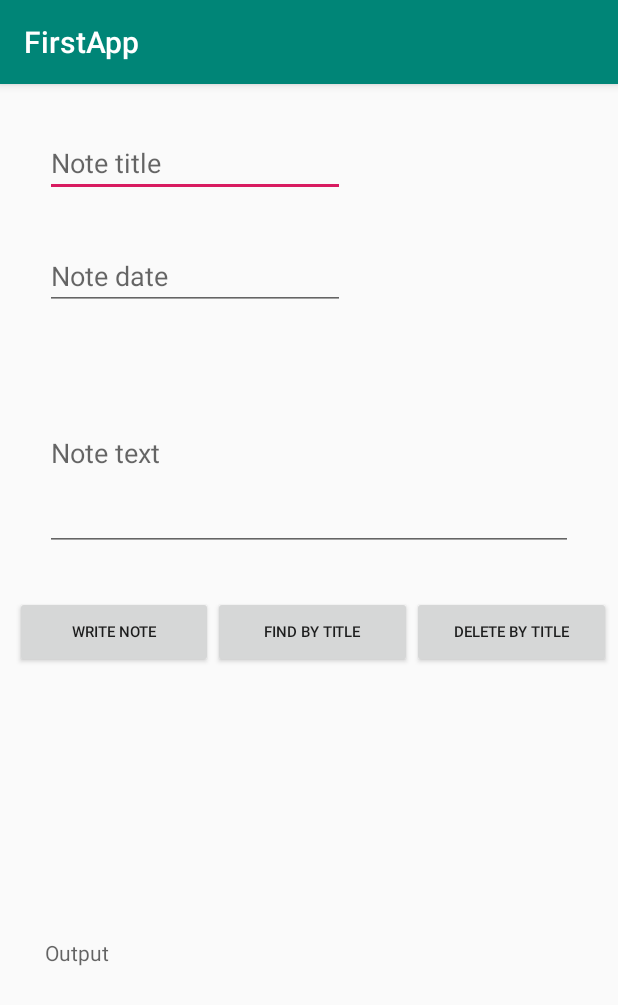
After one commit to devAlexanderKonopelko/TeachMeSkills-Android, an Android app: the MainDatabaseActivity screen opened directly, with no data from a screen before it, on a phone screen of 412 x 824 dp. The commit adds this screen. Shown: the top 1005 px of the screen. Run offline under Robolectric (Android 15) with nearby library versions, the phone set to English and light mode, and no system bars; our stand-ins replace Room's generated code.

Commit message:
added Database hometask
Added a button to dz6 in MainActivity layout,
Used RoomDatabase library.

```diff
--- a/FirstApp/app/src/main/AndroidManifest.xml
+++ b/FirstApp/app/src/main/AndroidManifest.xml
@@ -14,7 +14,8 @@
         android:supportsRtl="true"
         android:theme="@style/AppTheme"
         tools:ignore="GoogleAppIndexingWarning">
-        <activity android:name=".recycler.SnackDetailsActivity"></activity>
+        <activity android:name=".MainDatabaseActivity"/>
+        <activity android:name=".recycler.SnackDetailsActivity" />
         <activity android:name=".recycler.MainRecyclerActivity" />
         <activity android:name=".AnimationActivity" />
         <activity android:name=".FlagsActivity" />
--- a/FirstApp/app/src/main/java/com/example/firstapp/MainActivity.kt
+++ b/FirstApp/app/src/main/java/com/example/firstapp/MainActivity.kt
@@ -36,5 +36,9 @@ class MainActivity : AppCompatActivity() {
             val newIntent = Intent(this, MainRecyclerActivity::class.java)
             startActivity(newIntent)
         }
+
+        main_button_6.setOnClickListener {
+            startActivity(Intent(this, MainDatabaseActivity::class.java))
+        }
     }
 }
--- /dev/null
+++ b/FirstApp/app/src/main/res/layout/activity_main_database.xml
@@ -0,0 +1,85 @@
+<?xml version="1.0" encoding="utf-8"?>
+<androidx.constraintlayout.widget.ConstraintLayout xmlns:android="http://schemas.android.com/apk/res/android"
+    xmlns:app="http://schemas.android.com/apk/res-auto"
+    xmlns:tools="http://schemas.android.com/tools"
+    android:layout_width="match_parent"
+    android:layout_height="match_parent"
+    tools:context=".MainDatabaseActivity">
+
+    <EditText
+        android:id="@+id/noteTitle"
+        android:layout_width="200dp"
+        android:layout_height="wrap_content"
+        android:layout_marginStart="30dp"
+        android:layout_marginTop="30dp"
+        app:layout_constraintStart_toStartOf="parent"
+        app:layout_constraintTop_toTopOf="parent"
+        android:hint="@string/note_title"/>
+    <EditText
+        android:id="@+id/noteDate"
+        android:layout_width="200dp"
+        android:layout_height="wrap_content"
+        android:layout_marginStart="30dp"
+        android:layout_marginTop="30dp"
+        app:layout_constraintStart_toStartOf="parent"
+        app:layout_constraintTop_toBottomOf="@id/noteTitle"
+        android:hint="@string/note_date"
+        android:inputType="date"/>
+    <EditText
+        android:id="@+id/noteText"
+        android:layout_width="match_parent"
+        android:layout_height="wrap_content"
+        android:lines="5"
+        android:layout_marginStart="30dp"
+        android:layout_marginEnd="30dp"
+        android:layout_marginTop="30dp"
+        app:layout_constraintStart_toStartOf="parent"
+        app:layout_constraintTop_toBottomOf="@id/noteDate"
+        android:hint="@string/note_text"/>
+
+    <LinearLayout
+        android:id="@+id/buttonLayout"
+        android:layout_width="match_parent"
+        android:layout_height="wrap_content"
+        android:layout_marginStart="10dp"
+        android:layout_marginTop="30dp"
+        android:orientation="horizontal"
+        android:weightSum="100"
+        app:layout_constraintStart_toStartOf="parent"
+        app:layout_constraintTop_toBottomOf="@id/noteText">
+
+        <Button
+            android:id="@+id/writeButton"
+            android:layout_width="0dp"
+            android:layout_height="wrap_content"
+            android:layout_weight="33"
+            android:text="@string/write"
+            android:textSize="10sp" />
+
+        <Button
+            android:id="@+id/findButton"
+            android:layout_width="0dp"
+            android:layout_height="wrap_content"
+            android:layout_weight="33"
+            android:text="@string/find"
+            android:textSize="10sp" />
+
+        <Button
+            android:id="@+id/deleteButton"
+            android:layout_width="0dp"
+            android:layout_height="wrap_content"
+            android:layout_weight="33"
+            android:text="@string/delete"
+            android:textSize="10sp" />
+    </LinearLayout>
+
+    <TextView
+        android:id="@+id/outputField"
+        android:layout_width="match_parent"
+        android:layout_height="wrap_content"
+        android:layout_marginStart="30dp"
+        android:layout_marginEnd="30dp"
+        android:hint="@string/output"
+        app:layout_constraintBottom_toBottomOf="parent"
+        app:layout_constraintTop_toBottomOf="@+id/buttonLayout" />
+</androidx.constraintlayout.widget.ConstraintLayout>
--- a/FirstApp/app/src/main/res/values/strings.xml
+++ b/FirstApp/app/src/main/res/values/strings.xml
@@ -2,6 +2,7 @@
     <string name="app_name">FirstApp</string>
     <string name="see_first_task">See First Task</string>
     <string name="my_first_app">Моё первое приложение</string>
+
     <string name="see_flags">See flags</string>
     <string name="see_animation">See animation</string>
     <string name="armenia">Armenia</string>
@@ -32,6 +33,16 @@
     <string name="name">Name</string>
     <string name="img_url">img url</string>
     <string name="flowers_app">Flowers app</string>
+
     <string name="snacks_for_beer">Snacks for beer</string>
     <string name="recycler_view">Recycler View</string>
+
+    <string name="database_usage">Database usage</string>
+    <string name="write">Write note</string>
+    <string name="find">Find by title</string>
+    <string name="delete">Delete by title</string>
+    <string name="note_title">Note title</string>
+    <string name="note_date">Note date</string>
+    <string name="note_text">Note text</string>
+    <string name="output">Output</string>
 </resources>
```
Also changed, not shown: FirstApp/app/build.gradle (+11 -3 lines), FirstApp/app/src/main/java/com/example/firstapp/MainDatabaseActivity.kt (added, +97 -0 lines), FirstApp/app/src/main/java/com/example/firstapp/NoteSingleton.kt (added, +19 -0 lines), FirstApp/app/src/main/java/com/example/firstapp/database/Note.kt (added, +18 -0 lines), FirstApp/app/src/main/java/com/example/firstapp/database/NoteDao.kt (added, +18 -0 lines), FirstApp/app/src/main/java/com/example/firstapp/database/NoteDatabase.kt (added, +9 -0 lines), FirstApp/app/src/main/res/layout/activity_main.xml (+11 -1 lines), 1 other file.
